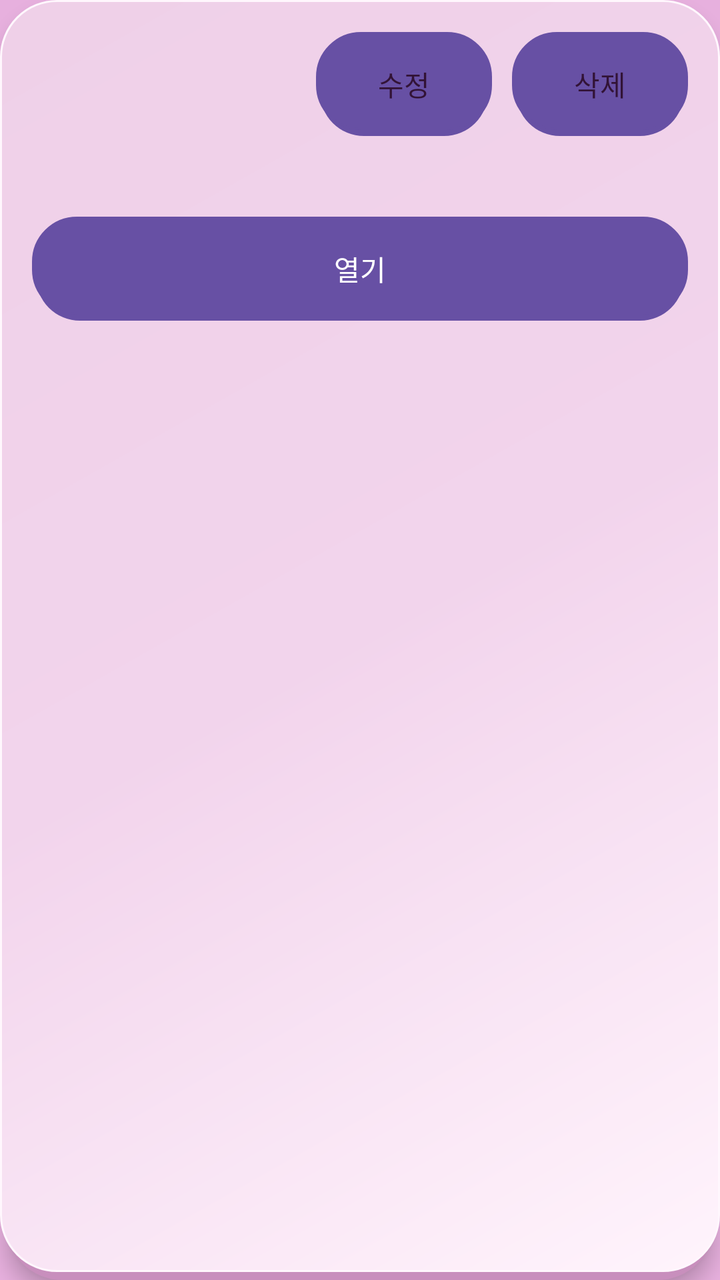
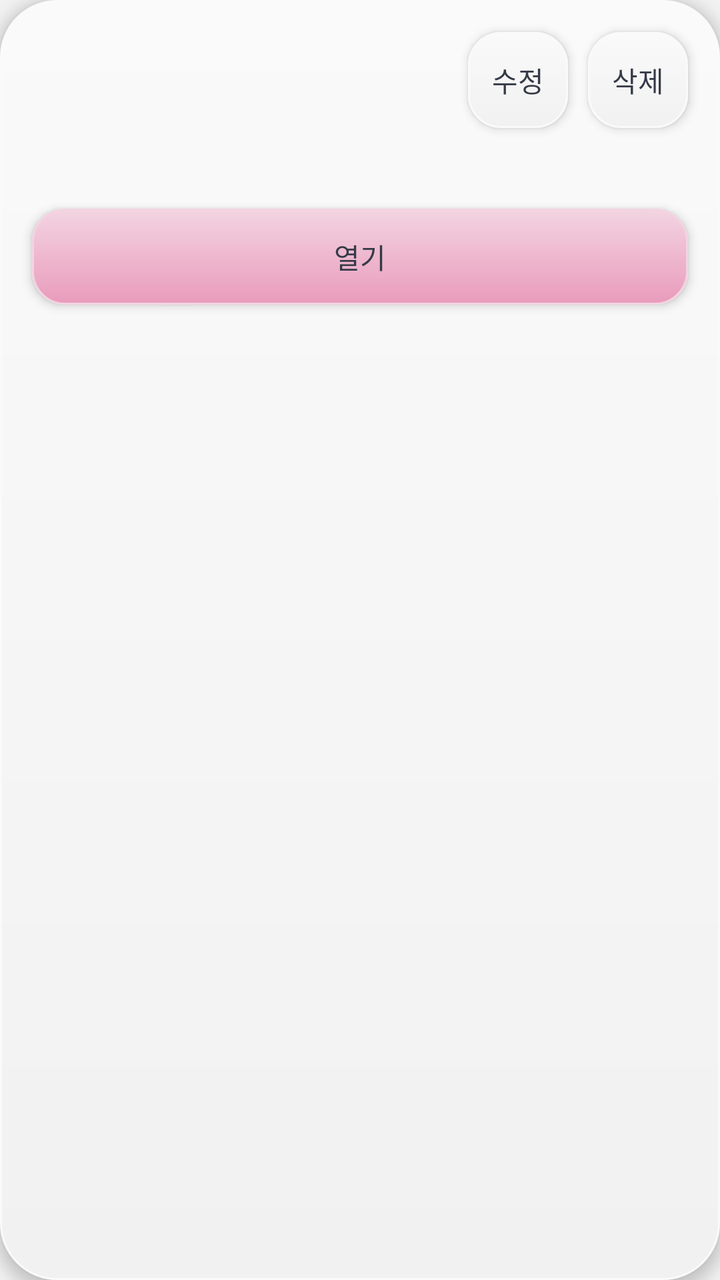

Screens rendered from an Android XML layout before and after an edit, with the pre-edit source and the edit as a unified diff.
<!-- AndroidManifest.xml: application theme Theme.IntervalTimer -->
<!-- res/layout/item_routine.xml -->
<?xml version="1.0" encoding="utf-8"?>
<LinearLayout xmlns:android="http://schemas.android.com/apk/res/android"
    android:layout_width="match_parent"
    android:layout_height="wrap_content"
    android:layout_marginBottom="12dp"
    android:background="@drawable/bg_card_clay"
    android:elevation="6dp"
    android:orientation="vertical"
    android:padding="@dimen/clay_content_padding">

    <LinearLayout
        android:layout_width="match_parent"
        android:layout_height="wrap_content"
        android:gravity="center_vertical"
        android:orientation="horizontal">

        <TextView
            android:id="@+id/routineNameText"
            android:layout_width="0dp"
            android:layout_height="wrap_content"
            android:layout_weight="1"
            android:textColor="@color/clay_text"
            android:textSize="18sp" />

        <Button
            android:id="@+id/editRoutineButton"
            android:layout_width="wrap_content"
            android:layout_height="@dimen/clay_button_height"
            android:background="@drawable/bg_button_primary"
            android:backgroundTint="@null"
            android:text="@string/edit"
            android:textColor="@color/clay_text" />

        <Button
            android:id="@+id/deleteRoutineButton"
            android:layout_width="wrap_content"
            android:layout_height="@dimen/clay_button_height"
            android:layout_marginStart="@dimen/clay_small_gap"
            android:background="@drawable/bg_button_primary"
            android:backgroundTint="@null"
            android:text="@string/delete"
            android:textColor="@color/clay_text" />
    </LinearLayout>

    
    <TextView
        android:id="@+id/routineSummaryText"
        android:layout_width="match_parent"
        android:layout_height="wrap_content"
        android:layout_marginTop="@dimen/clay_small_gap"
        android:textColor="@color/clay_text"
        android:textSize="15sp" />

    
    <Button
        android:id="@+id/startRoutineButton"
        android:layout_width="match_parent"
        android:layout_height="@dimen/clay_button_height"
        android:layout_marginTop="@dimen/clay_small_gap"
        android:background="@drawable/bg_button_work"
        android:backgroundTint="@null"
        android:text="@string/open_routine"
        android:textColor="@color/clay_on_work" />
</LinearLayout>
<!-- resources referenced by this layout -->
<resources>
  <color name="clay_on_work">#FFFFFF</color>
  <color name="clay_text">#321336</color>
  <dimen name="clay_button_height">52dp</dimen>
  <!-- drawable bg_button_primary (drawable) -->
  <?xml version="1.0" encoding="utf-8"?>
  <selector xmlns:android="http://schemas.android.com/apk/res/android">
  
      
      <item android:state_pressed="true">
          <shape android:shape="rectangle">
              <gradient
                  android:angle="135"
                  android:startColor="@color/clay_surface_2"
                  android:endColor="@color/clay_surface" />
              <corners android:radius="@dimen/clay_button_radius" />
              <stroke
                  android:width="1dp"
                  android:color="@color/clay_stroke_dark" />
          </shape>
      </item>
  
      
      <item>
          <layer-list>
              <item android:left="2dp" android:top="4dp" android:right="2dp">
                  <shape android:shape="rectangle">
                      <solid android:color="@color/bg_shadow" />
                      <corners android:radius="@dimen/clay_button_radius" />
                  </shape>
              </item>
              <item android:bottom="3dp">
                  <shape android:shape="rectangle">
                      <gradient
                          android:angle="135"
                          android:startColor="@color/clay_highlight"
                          android:endColor="@color/clay_surface" />
                      <corners android:radius="@dimen/clay_button_radius" />
                      <stroke
                          android:width="1dp"
                          android:color="@color/clay_stroke_light" />
                  </shape>
              </item>
          </layer-list>
      </item>
  </selector>
  <!-- drawable bg_button_work (drawable) -->
  <?xml version="1.0" encoding="utf-8"?>
  <selector xmlns:android="http://schemas.android.com/apk/res/android">
  
      
      <item android:state_pressed="true">
          <shape android:shape="rectangle">
              <gradient
                  android:angle="135"
                  android:startColor="@color/work_dark"
                  android:endColor="@color/color_work" />
              <corners android:radius="@dimen/clay_button_radius" />
          </shape>
      </item>
  
      
      <item>
          <layer-list>
              <item android:left="2dp" android:top="4dp" android:right="2dp">
                  <shape android:shape="rectangle">
                      <solid android:color="@color/work_dark" />
                      <corners android:radius="@dimen/clay_button_radius" />
                  </shape>
              </item>
              <item android:bottom="3dp">
                  <shape android:shape="rectangle">
                      <gradient
                          android:angle="135"
                          android:startColor="@color/work_light"
                          android:endColor="@color/color_work" />
                      <corners android:radius="@dimen/clay_button_radius" />
                      <stroke
                          android:width="1dp"
                          android:color="@color/work_outline" />
                  </shape>
              </item>
          </layer-list>
      </item>
  </selector>
  <!-- drawable bg_card_clay (drawable) -->
  <?xml version="1.0" encoding="utf-8"?>
  <layer-list xmlns:android="http://schemas.android.com/apk/res/android">
  
      
      <item android:left="3dp" android:top="6dp" android:right="3dp">
          <shape android:shape="rectangle">
              <solid android:color="@color/clay_shadow" />
              <corners android:radius="@dimen/clay_card_radius" />
          </shape>
      </item>
  
      
      <item android:bottom="4dp">
          <shape android:shape="rectangle">
              <gradient
                  android:angle="135"
                  android:startColor="@color/clay_highlight"
                  android:centerColor="@color/clay_surface"
                  android:endColor="@color/clay_surface_2" />
              <corners android:radius="@dimen/clay_card_radius" />
              <stroke
                  android:width="1dp"
                  android:color="@color/clay_stroke_light" />
          </shape>
      </item>
  </layer-list>
  <color name="clay_surface_2">#EFD0E8</color>
  <color name="clay_surface">#F2D4EC</color>
  <dimen name="clay_button_radius">22dp</dimen>
  <color name="clay_stroke_dark">#D49AC8</color>
  <color name="bg_shadow">#C98FBE</color>
  <color name="clay_highlight">#FFF4FC</color>
  <color name="clay_stroke_light">#FFF7FD</color>
  <color name="work_dark">#2F0535</color>
  <color name="color_work">#400849</color>
  <color name="work_light">#6E3B75</color>
  <color name="work_outline">#8F6A95</color>
  <color name="clay_shadow">#C88FBD</color>
  <style name="Base.Theme.IntervalTimer" parent="Theme.Material3.DayNight.NoActionBar">
          <item name="android:windowBackground">@color/color_app_bg</item>
          <item name="colorAccent">@color/color_work</item>
      </style>
  <color name="color_app_bg">#E7B0DE</color>
  <!-- unchanged entries left out for length: 7 -->
</resources>

<!-- the commit's change to res/layout/item_routine.xml (unified diff, before → after) -->
@@ -1,14 +1,18 @@
 <?xml version="1.0" encoding="utf-8"?>
 <LinearLayout xmlns:android="http://schemas.android.com/apk/res/android"
+    android:clipChildren="false"
+    android:clipToPadding="false"
+    style="@style/ClaySurface"
     android:layout_width="match_parent"
     android:layout_height="wrap_content"
     android:layout_marginBottom="12dp"
     android:background="@drawable/bg_card_clay"
-    android:elevation="6dp"
     android:orientation="vertical"
     android:padding="@dimen/clay_content_padding">
 
     <LinearLayout
+        android:clipChildren="false"
+        android:clipToPadding="false"
         android:layout_width="match_parent"
         android:layout_height="wrap_content"
         android:gravity="center_vertical"
@@ -20,26 +24,25 @@
             android:layout_height="wrap_content"
             android:layout_weight="1"
             android:textColor="@color/clay_text"
-            android:textSize="18sp" />
+            android:textSize="18sp"
+            android:textStyle="bold" />
 
-        <Button
+        <androidx.appcompat.widget.AppCompatButton
+            style="@style/ClayButton"
             android:id="@+id/editRoutineButton"
             android:layout_width="wrap_content"
             android:layout_height="@dimen/clay_button_height"
             android:background="@drawable/bg_button_primary"
-            android:backgroundTint="@null"
-            android:text="@string/edit"
-            android:textColor="@color/clay_text" />
+            android:text="@string/edit" />
 
-        <Button
+        <androidx.appcompat.widget.AppCompatButton
+            style="@style/ClayButton"
             android:id="@+id/deleteRoutineButton"
             android:layout_width="wrap_content"
             android:layout_height="@dimen/clay_button_height"
             android:layout_marginStart="@dimen/clay_small_gap"
             android:background="@drawable/bg_button_primary"
-            android:backgroundTint="@null"
-            android:text="@string/delete"
-            android:textColor="@color/clay_text" />
+            android:text="@string/delete" />
     </LinearLayout>
 
     
@@ -52,13 +55,12 @@
         android:textSize="15sp" />
 
     
-    <Button
+    <androidx.appcompat.widget.AppCompatButton
+        style="@style/ClayButton"
         android:id="@+id/startRoutineButton"
         android:layout_width="match_parent"
         android:layout_height="@dimen/clay_button_height"
         android:layout_marginTop="@dimen/clay_small_gap"
         android:background="@drawable/bg_button_work"
-        android:backgroundTint="@null"
-        android:text="@string/open_routine"
-        android:textColor="@color/clay_on_work" />
+        android:text="@string/open_routine" />
 </LinearLayout>
<!-- resource entries referenced after the edit -->
@@ -1,133 +1,89 @@
 <!-- resources referenced by this layout -->
 <resources>
-  <color name="clay_on_work">#FFFFFF</color>
-  <color name="clay_text">#321336</color>
-  <dimen name="clay_button_height">52dp</dimen>
+  <color name="clay_text">#353A47</color>
+  <dimen name="clay_button_height">48dp</dimen>
   <!-- drawable bg_button_primary (drawable) -->
   <?xml version="1.0" encoding="utf-8"?>
   <selector xmlns:android="http://schemas.android.com/apk/res/android">
-  
-      
       <item android:state_pressed="true">
+          <inset android:insetTop="2dp">
+              <shape android:shape="rectangle">
+                  <solid android:color="@color/color_app_bg" />
+                  <corners android:radius="@dimen/clay_button_radius" />
+                  <stroke android:width="1dp" android:color="@color/color_secondary" />
+              </shape>
+          </inset>
+      </item>
+      <item>
           <shape android:shape="rectangle">
-              <gradient
-                  android:angle="135"
-                  android:startColor="@color/clay_surface_2"
-                  android:endColor="@color/clay_surface" />
+              <gradient android:angle="270" android:startColor="@color/color_card" android:endColor="@color/color_app_bg" />
               <corners android:radius="@dimen/clay_button_radius" />
-              <stroke
-                  android:width="1dp"
-                  android:color="@color/clay_stroke_dark" />
+              <stroke android:width="1dp" android:color="@color/color_card" />
           </shape>
-      </item>
-  
-      
-      <item>
-          <layer-list>
-              <item android:left="2dp" android:top="4dp" android:right="2dp">
-                  <shape android:shape="rectangle">
-                      <solid android:color="@color/bg_shadow" />
-                      <corners android:radius="@dimen/clay_button_radius" />
-                  </shape>
-              </item>
-              <item android:bottom="3dp">
-                  <shape android:shape="rectangle">
-                      <gradient
-                          android:angle="135"
-                          android:startColor="@color/clay_highlight"
-                          android:endColor="@color/clay_surface" />
-                      <corners android:radius="@dimen/clay_button_radius" />
-                      <stroke
-                          android:width="1dp"
-                          android:color="@color/clay_stroke_light" />
-                  </shape>
-              </item>
-          </layer-list>
       </item>
   </selector>
   <!-- drawable bg_button_work (drawable) -->
   <?xml version="1.0" encoding="utf-8"?>
   <selector xmlns:android="http://schemas.android.com/apk/res/android">
-  
-      
       <item android:state_pressed="true">
+          <inset android:insetTop="2dp">
+              <shape android:shape="rectangle">
+                  <solid android:color="@color/color_work" />
+                  <corners android:radius="@dimen/clay_button_radius" />
+                  <stroke android:width="1dp" android:color="@color/color_secondary" />
+              </shape>
+          </inset>
+      </item>
+      <item>
           <shape android:shape="rectangle">
-              <gradient
-                  android:angle="135"
-                  android:startColor="@color/work_dark"
-                  android:endColor="@color/color_work" />
+              <gradient android:angle="270" android:startColor="@color/color_rest" android:endColor="@color/color_work" />
               <corners android:radius="@dimen/clay_button_radius" />
+              <stroke android:width="1dp" android:color="@color/color_rest" />
           </shape>
-      </item>
-  
-      
-      <item>
-          <layer-list>
-              <item android:left="2dp" android:top="4dp" android:right="2dp">
-                  <shape android:shape="rectangle">
-                      <solid android:color="@color/work_dark" />
-                      <corners android:radius="@dimen/clay_button_radius" />
-                  </shape>
-              </item>
-              <item android:bottom="3dp">
-                  <shape android:shape="rectangle">
-                      <gradient
-                          android:angle="135"
-                          android:startColor="@color/work_light"
-                          android:endColor="@color/color_work" />
-                      <corners android:radius="@dimen/clay_button_radius" />
-                      <stroke
-                          android:width="1dp"
-                          android:color="@color/work_outline" />
-                  </shape>
-              </item>
-          </layer-list>
       </item>
   </selector>
   <!-- drawable bg_card_clay (drawable) -->
   <?xml version="1.0" encoding="utf-8"?>
-  <layer-list xmlns:android="http://schemas.android.com/apk/res/android">
-  
-      
-      <item android:left="3dp" android:top="6dp" android:right="3dp">
-          <shape android:shape="rectangle">
-              <solid android:color="@color/clay_shadow" />
-              <corners android:radius="@dimen/clay_card_radius" />
-          </shape>
-      </item>
-  
-      
-      <item android:bottom="4dp">
-          <shape android:shape="rectangle">
-              <gradient
-                  android:angle="135"
-                  android:startColor="@color/clay_highlight"
-                  android:centerColor="@color/clay_surface"
-                  android:endColor="@color/clay_surface_2" />
-              <corners android:radius="@dimen/clay_card_radius" />
-              <stroke
-                  android:width="1dp"
-                  android:color="@color/clay_stroke_light" />
-          </shape>
-      </item>
-  </layer-list>
-  <color name="clay_surface_2">#EFD0E8</color>
-  <color name="clay_surface">#F2D4EC</color>
-  <dimen name="clay_button_radius">22dp</dimen>
-  <color name="clay_stroke_dark">#D49AC8</color>
-  <color name="bg_shadow">#C98FBE</color>
-  <color name="clay_highlight">#FFF4FC</color>
-  <color name="clay_stroke_light">#FFF7FD</color>
-  <color name="work_dark">#2F0535</color>
-  <color name="color_work">#400849</color>
-  <color name="work_light">#6E3B75</color>
-  <color name="work_outline">#8F6A95</color>
-  <color name="clay_shadow">#C88FBD</color>
+  <shape xmlns:android="http://schemas.android.com/apk/res/android" android:shape="rectangle">
+      <gradient android:angle="270" android:startColor="@color/color_card" android:endColor="@color/color_app_bg" />
+      <corners android:radius="@dimen/clay_card_radius" />
+      <stroke android:width="1dp" android:color="@color/color_card" />
+  </shape>
+  <style name="ClayButton" parent="Widget.AppCompat.Button">
+          <item name="android:minWidth">48dp</item>
+          <item name="android:minHeight">@dimen/clay_button_height</item>
+          <item name="android:paddingLeft">12dp</item>
+          <item name="android:paddingRight">12dp</item>
+          <item name="android:paddingTop">4dp</item>
+          <item name="android:paddingBottom">4dp</item>
+          <item name="android:textSize">14sp</item>
+          <item name="android:backgroundTint">@null</item>
+          <item name="backgroundTint">@null</item>
+          <item name="android:stateListAnimator">@null</item>
+          <item name="android:elevation">3dp</item>
+          <item name="android:textColor">@color/clay_text</item>
+          <item name="android:textAllCaps">false</item>
+      </style>
+  <style name="ClaySurface">
+          <item name="android:elevation">4dp</item>
+          <item name="android:outlineProvider">background</item>
+      </style>
+  <dimen name="clay_button_radius">16dp</dimen>
+  <color name="color_secondary">#D2C7CD</color>
+  <color name="color_card">#FAFAFA</color>
+  <color name="color_work">#E99BBC</color>
+  <color name="color_rest">#F3D4E1</color>
   <style name="Base.Theme.IntervalTimer" parent="Theme.Material3.DayNight.NoActionBar">
           <item name="android:windowBackground">@color/color_app_bg</item>
-          <item name="colorAccent">@color/color_work</item>
+          <item name="android:statusBarColor">@color/color_app_bg</item>
+          <item name="android:navigationBarColor">@color/color_app_bg</item>
+          <item name="android:windowLightStatusBar">true</item>
+          <item name="android:windowLightNavigationBar">true</item>
+          <item name="android:textColorPrimary">@color/clay_text</item>
+          <item name="android:textColorSecondary">@color/clay_text</item>
+          <item name="colorAccent">@color/clay_text</item>
       </style>
-  <color name="color_app_bg">#E7B0DE</color>
+  <color name="color_app_bg">#F1F1F1</color>
   <!-- unchanged entries left out for length: 7 -->
 </resources>
 
